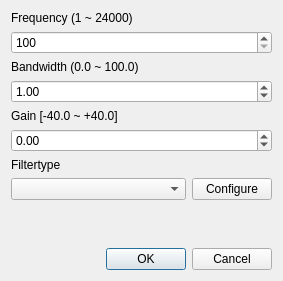
This is src/widget/AddPointDialog.ui in timschneeb/DDCToolbox as Qt 5 draws it before an edit. The edited form follows.
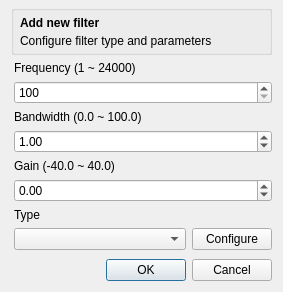
This is the edited form. Icons and pictures are not drawn.

```diff
--- a/src/widget/AddPointDialog.ui
+++ b/src/widget/AddPointDialog.ui
@@ -7,7 +7,7 @@
     <x>0</x>
     <y>0</y>
     <width>283</width>
-    <height>281</height>
+    <height>292</height>
    </rect>
   </property>
   <property name="windowTitle">
@@ -20,7 +20,81 @@
   <property name="modal">
    <bool>true</bool>
   </property>
+  <layout class="QVBoxLayout" name="verticalLayout_3">
+   <property name="topMargin">
+    <number>5</number>
+   </property>
+   <item>
+    <widget class="QGroupBox" name="groupBox">
+     <property name="minimumSize">
+      <size>
+       <width>0</width>
+       <height>50</height>
+      </size>
+     </property>
+     <property name="title">
+      <string/>
+     </property>
+     <property name="flat">
+      <bool>false</bool>
+     </property>
+     <layout class="QVBoxLayout" name="verticalLayout_2" stretch="0">
+      <property name="spacing">
+       <number>9</number>
+      </property>
+      <property name="leftMargin">
+       <number>6</number>
+      </property>
+      <property name="topMargin">
+       <number>3</number>
+      </property>
+      <property name="rightMargin">
+       <number>6</number>
+      </property>
+      <property name="bottomMargin">
+       <number>3</number>
+      </property>
+      <item>
   <layout class="QVBoxLayout" name="verticalLayout">
+        <property name="spacing">
+         <number>0</number>
+        </property>
+        <item>
+         <widget class="QLabel" name="label_5">
+          <property name="font">
+           <font>
+            <weight>75</weight>
+            <bold>true</bold>
+           </font>
+          </property>
+          <property name="text">
+           <string>Add new filter</string>
+          </property>
+         </widget>
+        </item>
+        <item>
+         <widget class="QLabel" name="label_6">
+          <property name="text">
+           <string>Configure filter type and parameters</string>
+          </property>
+         </widget>
+        </item>
+       </layout>
+      </item>
+     </layout>
+    </widget>
+   </item>
+   <item>
+    <layout class="QVBoxLayout" name="verticalLayout_4">
+     <property name="leftMargin">
+      <number>3</number>
+     </property>
+     <property name="topMargin">
+      <number>0</number>
+     </property>
+     <property name="rightMargin">
+      <number>0</number>
+     </property>
    <item>
     <widget class="QLabel" name="label">
      <property name="text">
@@ -64,7 +138,7 @@
    <item>
     <widget class="QLabel" name="label_3">
      <property name="text">
-      <string>Gain [-40.0 ~ +40.0]</string>
+        <string>Gain (-40.0 ~ 40.0)</string>
      </property>
     </widget>
    </item>
@@ -84,7 +158,7 @@
    <item>
     <widget class="QLabel" name="label_4">
      <property name="text">
-      <string>Filtertype</string>
+        <string>Type</string>
      </property>
     </widget>
    </item>
@@ -105,6 +179,8 @@
      </item>
     </layout>
    </item>
+    </layout>
+   </item>
    <item>
     <spacer name="verticalSpacer">
      <property name="orientation">
```
Left out of the diff: 5 changed lines with no effect on the pictures. Lines whose indentation alone changed are shown as unchanged.
